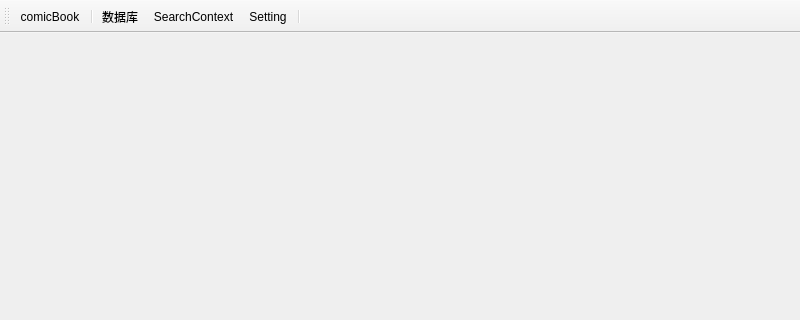
Old version of the form UI/UI_MainWindow.ui in the repository mortersen/C35N; both pictures show x 0 to 800 and y 0 to 320 of the 800 by 600 pixel window.
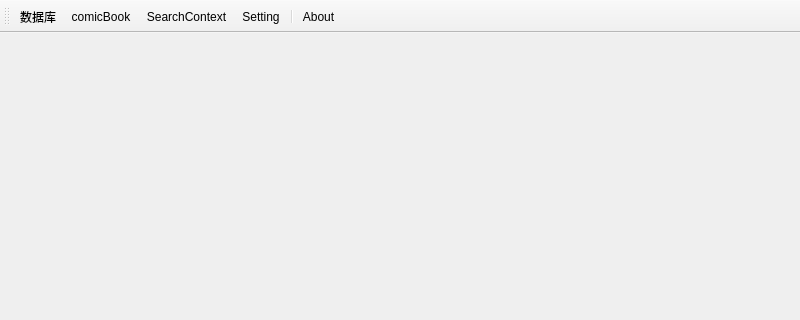
New version of the form. Icons and pictures are not drawn.

```diff
--- a/UI/UI_MainWindow.ui
+++ b/UI/UI_MainWindow.ui
@@ -39,12 +39,12 @@
    <attribute name="toolBarBreak">
     <bool>false</bool>
    </attribute>
-   <addaction name="action_comicBook"/>
-   <addaction name="separator"/>
    <addaction name="action_DB"/>
+   <addaction name="action_comicBook"/>
    <addaction name="action_SearchContext"/>
    <addaction name="action_Setting"/>
    <addaction name="separator"/>
+   <addaction name="action_About"/>
   </widget>
   <action name="action_DB">
    <property name="icon">
@@ -94,6 +94,18 @@
     <string>《陈三五娘（彩绘连环画）》全本 绘画：孔继昭</string>
    </property>
   </action>
+  <action name="action_About">
+   <property name="icon">
+    <iconset resource="../RES/img.qrc">
+     <normaloff>:/Icon/info.png</normaloff>:/Icon/info.png</iconset>
+   </property>
+   <property name="text">
+    <string>About</string>
+   </property>
+   <property name="toolTip">
+    <string>&lt;html&gt;&lt;head/&gt;&lt;body&gt;&lt;p&gt;关于&lt;/p&gt;&lt;/body&gt;&lt;/html&gt;</string>
+   </property>
+  </action>
  </widget>
  <resources>
   <include location="../RES/img.qrc"/>
```
